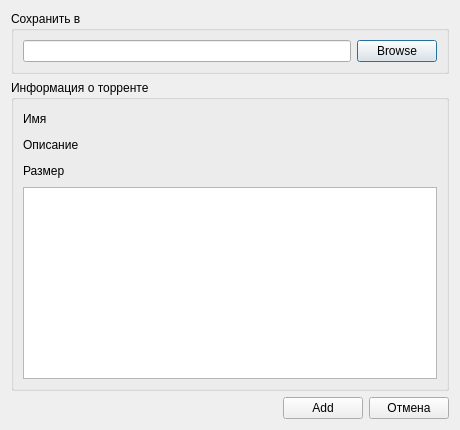
Above: trunk/CuteTorrent/LTorrent/OpenTorrentDialog.ui from SuperNerd-James/cutetorrent before the change. Below: the same form after it.
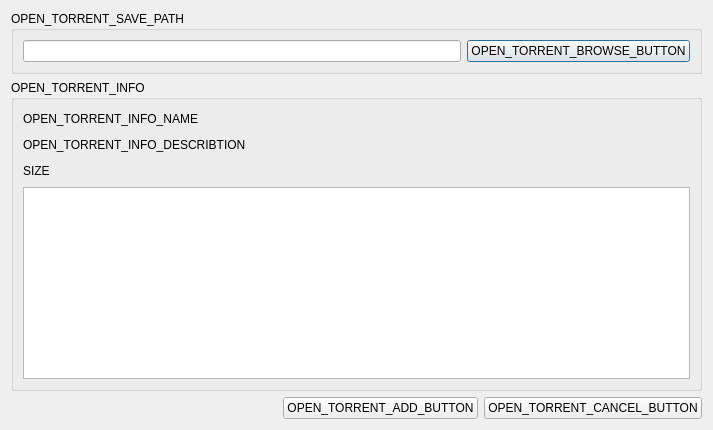
That is the form after the change. Icons and pictures are not drawn.

The edit to the form file:
```diff
--- a/trunk/CuteTorrent/LTorrent/OpenTorrentDialog.ui
+++ b/trunk/CuteTorrent/LTorrent/OpenTorrentDialog.ui
@@ -24,7 +24,7 @@
    <item row="0" column="0" colspan="3">
     <widget class="QGroupBox" name="groupBox">
      <property name="title">
-      <string>Сохранить в</string>
+      <string>OPEN_TORRENT_SAVE_PATH</string>
      </property>
      <layout class="QGridLayout" name="gridLayout">
       <item row="0" column="0">
@@ -33,7 +33,7 @@
       <item row="0" column="1">
        <widget class="QPushButton" name="browseButton">
         <property name="text">
-         <string>Browse</string>
+         <string>OPEN_TORRENT_BROWSE_BUTTON</string>
         </property>
        </widget>
       </item>
@@ -43,13 +43,13 @@
    <item row="1" column="0" colspan="3">
     <widget class="QGroupBox" name="groupBox_2">
      <property name="title">
-      <string>Информация о торренте</string>
+      <string>OPEN_TORRENT_INFO</string>
      </property>
      <layout class="QGridLayout" name="gridLayout_2">
       <item row="0" column="0">
        <widget class="QLabel" name="labelNameTitile">
         <property name="text">
-         <string>Имя</string>
+         <string>OPEN_TORRENT_INFO_NAME</string>
         </property>
        </widget>
       </item>
@@ -89,7 +89,7 @@
       <item row="1" column="0" colspan="2">
        <widget class="QLabel" name="labelCommentTitle">
         <property name="text">
-         <string>Описание</string>
+         <string>OPEN_TORRENT_INFO_DESCRIBTION</string>
         </property>
        </widget>
       </item>
@@ -129,7 +129,7 @@
       <item row="2" column="0">
        <widget class="QLabel" name="labelSizeTitle">
         <property name="text">
-         <string>Размер</string>
+         <string>SIZE</string>
         </property>
        </widget>
       </item>
@@ -175,14 +175,14 @@
    <item row="2" column="2">
     <widget class="QPushButton" name="cancelButton">
      <property name="text">
-      <string>Отмена</string>
+      <string>OPEN_TORRENT_CANCEL_BUTTON</string>
      </property>
     </widget>
    </item>
    <item row="2" column="1">
     <widget class="QPushButton" name="yesButton">
      <property name="text">
-      <string>Add</string>
+      <string>OPEN_TORRENT_ADD_BUTTON</string>
      </property>
     </widget>
    </item>
```
Left out of the diff: 2 changed lines with no effect on the pictures.
